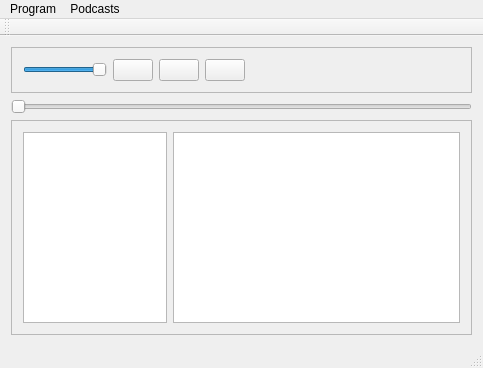
Above: mainwindow.ui from stackyjoe/dynamick_cast before the change. Below: the same form after it.
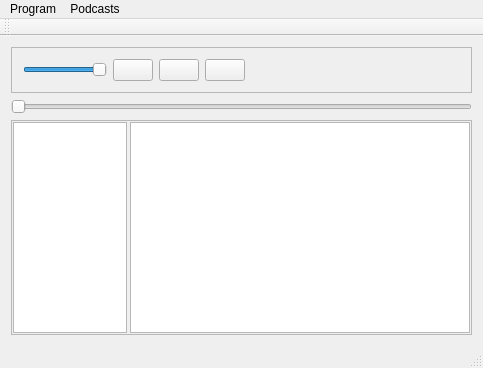
That is the form after the change. Icons and pictures are not drawn.

Patch:
```diff
--- a/mainwindow.ui
+++ b/mainwindow.ui
@@ -104,15 +104,36 @@
     </item>
     <item>
      <widget class="QFrame" name="frame">
+      <property name="sizePolicy">
+       <sizepolicy hsizetype="Preferred" vsizetype="MinimumExpanding">
+        <horstretch>0</horstretch>
+        <verstretch>0</verstretch>
+       </sizepolicy>
+      </property>
       <property name="frameShape">
        <enum>QFrame::StyledPanel</enum>
       </property>
       <property name="frameShadow">
        <enum>QFrame::Raised</enum>
       </property>
-      <layout class="QHBoxLayout" name="horizontalLayout">
+      <layout class="QHBoxLayout" name="horizontalLayout" stretch="2,6">
+       <property name="spacing">
+        <number>3</number>
+       </property>
+       <property name="leftMargin">
+        <number>1</number>
+       </property>
+       <property name="topMargin">
+        <number>1</number>
+       </property>
+       <property name="rightMargin">
+        <number>1</number>
+       </property>
+       <property name="bottomMargin">
+        <number>1</number>
+       </property>
        <item>
-        <widget class="QListView" name="podcastView">
+        <widget class="QTableView" name="podcastView">
          <property name="sizePolicy">
           <sizepolicy hsizetype="Expanding" vsizetype="Expanding">
            <horstretch>5</horstretch>
@@ -125,6 +146,18 @@
          <property name="editTriggers">
           <set>QAbstractItemView::NoEditTriggers</set>
          </property>
+         <property name="wordWrap">
+          <bool>false</bool>
+         </property>
+         <attribute name="horizontalHeaderVisible">
+          <bool>true</bool>
+         </attribute>
+         <attribute name="horizontalHeaderStretchLastSection">
+          <bool>true</bool>
+         </attribute>
+         <attribute name="verticalHeaderVisible">
+          <bool>false</bool>
+         </attribute>
         </widget>
        </item>
        <item>
```
Left out of the diff: 14 changed lines with no effect on the pictures.
